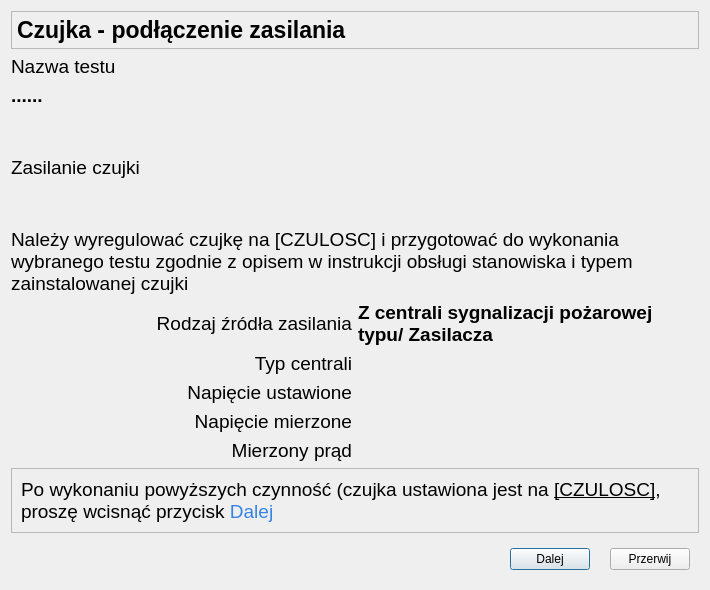
wiacekmarcin/CzujkiLiniowe, file CzujkiLinioweApp/oknozasilaniaczujki.ui: the form before one commit.
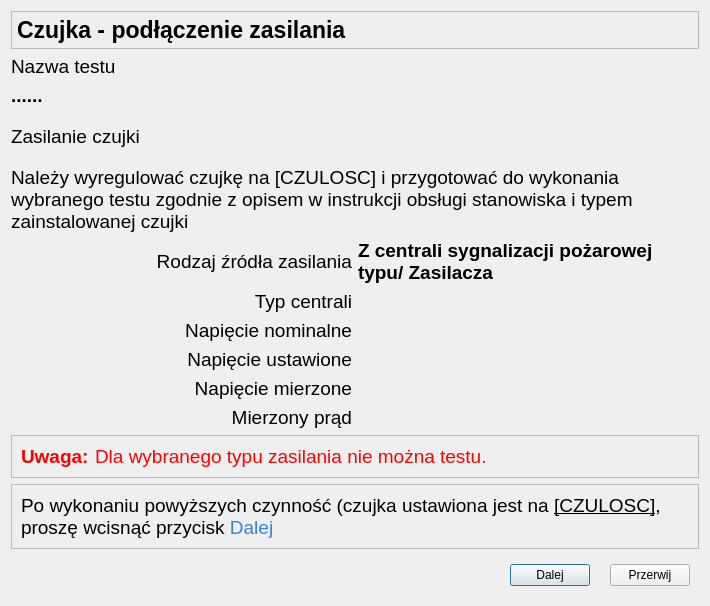
The form after the commit. Icons and pictures are not drawn.

Patch:
```diff
--- a/CzujkiLinioweApp/oknozasilaniaczujki.ui
+++ b/CzujkiLinioweApp/oknozasilaniaczujki.ui
@@ -7,39 +7,18 @@
     <x>0</x>
     <y>0</y>
     <width>710</width>
-    <height>590</height>
+    <height>606</height>
    </rect>
   </property>
   <property name="windowTitle">
    <string>Parametry Testu - zasilanie czujki</string>
   </property>
   <layout class="QGridLayout" name="gridLayout">
-   <item row="6" column="0" colspan="2">
-    <widget class="QLabel" name="info">
-     <property name="sizePolicy">
-      <sizepolicy hsizetype="MinimumExpanding" vsizetype="MinimumExpanding">
-       <horstretch>0</horstretch>
-       <verstretch>0</verstretch>
-      </sizepolicy>
-     </property>
+   <item row="11" column="1">
+    <widget class="QLabel" name="napiecieMierz">
      <property name="font">
       <font>
        <pointsize>14</pointsize>
-      </font>
-     </property>
-     <property name="text">
-      <string>Należy wyregulować czujkę na [CZULOSC] i przygotować do wykonania wybranego testu zgodnie z opisem w instrukcji obsługi stanowiska i typem zainstalowanej czujki</string>
-     </property>
-     <property name="wordWrap">
-      <bool>true</bool>
-     </property>
-    </widget>
-   </item>
-   <item row="9" column="1">
-    <widget class="QLabel" name="napiecieUst">
-     <property name="font">
-      <font>
-       <pointsize>14</pointsize>
        <bold>true</bold>
       </font>
      </property>
@@ -48,31 +27,15 @@
      </property>
     </widget>
    </item>
-   <item row="11" column="0">
-    <widget class="QLabel" name="lPradMierz">
+   <item row="4" column="0" colspan="2">
+    <widget class="QLabel" name="infoZasilanie">
      <property name="font">
       <font>
        <pointsize>14</pointsize>
       </font>
      </property>
      <property name="text">
-      <string>Mierzony prąd</string>
-     </property>
-     <property name="alignment">
-      <set>Qt::AlignRight|Qt::AlignTrailing|Qt::AlignVCenter</set>
-     </property>
-    </widget>
-   </item>
-   <item row="8" column="1">
-    <widget class="QLabel" name="typCentrali">
-     <property name="font">
-      <font>
-       <pointsize>14</pointsize>
-       <bold>true</bold>
-      </font>
-     </property>
-     <property name="text">
-      <string/>
+      <string>Zasilanie czujki</string>
      </property>
     </widget>
    </item>
@@ -91,49 +54,7 @@
      </property>
     </widget>
    </item>
-   <item row="8" column="0">
-    <widget class="QLabel" name="lTypCentrali">
-     <property name="font">
-      <font>
-       <pointsize>14</pointsize>
-      </font>
-     </property>
-     <property name="text">
-      <string>Typ centrali</string>
-     </property>
-     <property name="alignment">
-      <set>Qt::AlignRight|Qt::AlignTrailing|Qt::AlignVCenter</set>
-     </property>
-    </widget>
-   </item>
-   <item row="12" column="0" colspan="2">
-    <widget class="QFrame" name="frame_2">
-     <property name="frameShape">
-      <enum>QFrame::StyledPanel</enum>
-     </property>
-     <property name="frameShadow">
-      <enum>QFrame::Raised</enum>
-     </property>
-     <layout class="QHBoxLayout" name="horizontalLayout_2">
-      <item>
-       <widget class="QLabel" name="info2">
-        <property name="font">
-         <font>
-          <pointsize>14</pointsize>
-         </font>
-        </property>
-        <property name="text">
-         <string>&lt;html&gt;&lt;head/&gt;&lt;body&gt;&lt;p&gt;Po wykonaniu powyższych czynność (czujka ustawiona jest na &lt;span style=&quot; text-decoration: underline;&quot;&gt;[CZULOSC]&lt;/span&gt;, proszę wcisnąć przycisk&lt;span style=&quot; color:#3584e4;&quot;&gt; Dalej&lt;/span&gt;&lt;/p&gt;&lt;/body&gt;&lt;/html&gt;</string>
-        </property>
-        <property name="wordWrap">
-         <bool>true</bool>
-        </property>
-       </widget>
-      </item>
-     </layout>
-    </widget>
-   </item>
-   <item row="9" column="0">
+   <item row="10" column="0">
     <widget class="QLabel" name="lNapiecieUst">
      <property name="font">
       <font>
@@ -148,61 +69,21 @@
      </property>
     </widget>
    </item>
-   <item row="2" column="0" colspan="2">
-    <widget class="QLabel" name="testName">
+   <item row="12" column="0">
+    <widget class="QLabel" name="lPradMierz">
      <property name="font">
       <font>
        <pointsize>14</pointsize>
-       <bold>true</bold>
       </font>
      </property>
      <property name="text">
-      <string>......</string>
+      <string>Mierzony prąd</string>
      </property>
-    </widget>
-   </item>
-   <item row="7" column="1">
-    <widget class="QLabel" name="rodzajZasilania">
-     <property name="font">
-      <font>
-       <pointsize>14</pointsize>
-       <bold>true</bold>
-      </font>
+     <property name="alignment">
+      <set>Qt::AlignRight|Qt::AlignTrailing|Qt::AlignVCenter</set>
      </property>
-     <property name="text">
-      <string>Z centrali sygnalizacji pożarowej typu/ Zasilacza </string>
-     </property>
-     <property name="wordWrap">
-      <bool>true</bool>
-     </property>
     </widget>
    </item>
-   <item row="11" column="1">
-    <widget class="QLabel" name="pradMierz">
-     <property name="font">
-      <font>
-       <pointsize>14</pointsize>
-       <bold>true</bold>
-      </font>
-     </property>
-     <property name="text">
-      <string/>
-     </property>
-    </widget>
-   </item>
-   <item row="3" column="0">
-    <spacer name="verticalSpacer">
-     <property name="orientation">
-      <enum>Qt::Vertical</enum>
-     </property>
-     <property name="sizeHint" stdset="0">
-      <size>
-       <width>20</width>
-       <height>40</height>
-      </size>
-     </property>
-    </spacer>
-   </item>
    <item row="0" column="0" colspan="2">
     <widget class="QFrame" name="frame">
      <property name="maximumSize">
@@ -252,7 +133,224 @@
      </layout>
     </widget>
    </item>
+   <item row="6" column="0" colspan="2">
+    <widget class="QLabel" name="info">
+     <property name="sizePolicy">
+      <sizepolicy hsizetype="MinimumExpanding" vsizetype="MinimumExpanding">
+       <horstretch>0</horstretch>
+       <verstretch>0</verstretch>
+      </sizepolicy>
+     </property>
+     <property name="font">
+      <font>
+       <pointsize>14</pointsize>
+      </font>
+     </property>
+     <property name="text">
+      <string>Należy wyregulować czujkę na [CZULOSC] i przygotować do wykonania wybranego testu zgodnie z opisem w instrukcji obsługi stanowiska i typem zainstalowanej czujki</string>
+     </property>
+     <property name="wordWrap">
+      <bool>true</bool>
+     </property>
+    </widget>
+   </item>
+   <item row="8" column="0">
+    <widget class="QLabel" name="lTypCentrali">
+     <property name="font">
+      <font>
+       <pointsize>14</pointsize>
+      </font>
+     </property>
+     <property name="text">
+      <string>Typ centrali</string>
+     </property>
+     <property name="alignment">
+      <set>Qt::AlignRight|Qt::AlignTrailing|Qt::AlignVCenter</set>
+     </property>
+    </widget>
+   </item>
    <item row="13" column="0" colspan="2">
+    <widget class="QFrame" name="frame_errorzasilanie">
+     <property name="frameShape">
+      <enum>QFrame::StyledPanel</enum>
+     </property>
+     <property name="frameShadow">
+      <enum>QFrame::Raised</enum>
+     </property>
+     <layout class="QHBoxLayout" name="horizontalLayout_4">
+      <item>
+       <widget class="QLabel" name="label">
+        <property name="font">
+         <font>
+          <pointsize>14</pointsize>
+          <bold>true</bold>
+         </font>
+        </property>
+        <property name="styleSheet">
+         <string notr="true">color:red</string>
+        </property>
+        <property name="text">
+         <string>Uwaga:</string>
+        </property>
+       </widget>
+      </item>
+      <item>
+       <widget class="QLabel" name="label_2">
+        <property name="font">
+         <font>
+          <pointsize>14</pointsize>
+         </font>
+        </property>
+        <property name="styleSheet">
+         <string notr="true">color:red</string>
+        </property>
+        <property name="text">
+         <string>Dla wybranego typu zasilania nie można testu.</string>
+        </property>
+       </widget>
+      </item>
+      <item>
+       <spacer name="horizontalSpacer_2">
+        <property name="orientation">
+         <enum>Qt::Horizontal</enum>
+        </property>
+        <property name="sizeHint" stdset="0">
+         <size>
+          <width>40</width>
+          <height>20</height>
+         </size>
+        </property>
+       </spacer>
+      </item>
+     </layout>
+    </widget>
+   </item>
+   <item row="14" column="0" colspan="2">
+    <widget class="QFrame" name="frame_2">
+     <property name="frameShape">
+      <enum>QFrame::StyledPanel</enum>
+     </property>
+     <property name="frameShadow">
+      <enum>QFrame::Raised</enum>
+     </property>
+     <layout class="QHBoxLayout" name="horizontalLayout_2">
+      <item>
+       <widget class="QLabel" name="info2">
+        <property name="font">
+         <font>
+          <pointsize>14</pointsize>
+         </font>
+        </property>
+        <property name="text">
+         <string>&lt;html&gt;&lt;head/&gt;&lt;body&gt;&lt;p&gt;Po wykonaniu powyższych czynność (czujka ustawiona jest na &lt;span style=&quot; text-decoration: underline;&quot;&gt;[CZULOSC]&lt;/span&gt;, proszę wcisnąć przycisk&lt;span style=&quot; color:#3584e4;&quot;&gt; Dalej&lt;/span&gt;&lt;/p&gt;&lt;/body&gt;&lt;/html&gt;</string>
+        </property>
+        <property name="wordWrap">
+         <bool>true</bool>
+        </property>
+       </widget>
+      </item>
+     </layout>
+    </widget>
+   </item>
+   <item row="11" column="0">
+    <widget class="QLabel" name="lNapiecieMierz">
+     <property name="font">
+      <font>
+       <pointsize>14</pointsize>
+      </font>
+     </property>
+     <property name="text">
+      <string>Napięcie mierzone</string>
+     </property>
+     <property name="alignment">
+      <set>Qt::AlignRight|Qt::AlignTrailing|Qt::AlignVCenter</set>
+     </property>
+    </widget>
+   </item>
+   <item row="5" column="0">
+    <spacer name="verticalSpacer_2">
+     <property name="orientation">
+      <enum>Qt::Vertical</enum>
+     </property>
+     <property name="sizeHint" stdset="0">
+      <size>
+       <width>20</width>
+       <height>40</height>
+      </size>
+     </property>
+    </spacer>
+   </item>
+   <item row="10" column="1">
+    <widget class="QLabel" name="napiecieUst">
+     <property name="font">
+      <font>
+       <pointsize>14</pointsize>
+       <bold>true</bold>
+      </font>
+     </property>
+     <property name="text">
+      <string/>
+     </property>
+    </widget>
+   </item>
+   <item row="12" column="1">
+    <widget class="QLabel" name="pradMierz">
+     <property name="font">
+      <font>
+       <pointsize>14</pointsize>
+       <bold>true</bold>
+      </font>
+     </property>
+     <property name="text">
+      <string/>
+     </property>
+    </widget>
+   </item>
+   <item row="7" column="1">
+    <widget class="QLabel" name="rodzajZasilania">
+     <property name="font">
+      <font>
+       <pointsize>14</pointsize>
+       <bold>true</bold>
+      </font>
+     </property>
+     <property name="text">
+      <string>Z centrali sygnalizacji pożarowej typu/ Zasilacza </string>
+     </property>
+     <property name="wordWrap">
+      <bool>true</bool>
+     </property>
+    </widget>
+   </item>
+   <item row="7" column="0">
+    <widget class="QLabel" name="lrodzaj">
+     <property name="font">
+      <font>
+       <pointsize>14</pointsize>
+      </font>
+     </property>
+     <property name="text">
+      <string>Rodzaj źródła zasilania</string>
+     </property>
+     <property name="alignment">
+      <set>Qt::AlignRight|Qt::AlignTrailing|Qt::AlignVCenter</set>
+     </property>
+    </widget>
+   </item>
+   <item row="3" column="0">
+    <spacer name="verticalSpacer">
+     <property name="orientation">
+      <enum>Qt::Vertical</enum>
+     </property>
+     <property name="sizeHint" stdset="0">
+      <size>
+       <width>20</width>
+       <height>40</height>
+      </size>
+     </property>
+    </spacer>
+   </item>
+   <item row="15" column="0" colspan="2">
     <widget class="QWidget" name="widget" native="true">
      <layout class="QHBoxLayout" name="horizontalLayout_3">
       <property name="spacing">
@@ -296,74 +394,60 @@
      </layout>
     </widget>
    </item>
-   <item row="7" column="0">
-    <widget class="QLabel" name="lrodzaj">
+   <item row="8" column="1">
+    <widget class="QLabel" name="typCentrali">
      <property name="font">
       <font>
        <pointsize>14</pointsize>
+       <bold>true</bold>
       </font>
      </property>
      <property name="text">
-      <string>Rodzaj źródła zasilania</string>
+      <string/>
      </property>
-     <property name="alignment">
-      <set>Qt::AlignRight|Qt::AlignTrailing|Qt::AlignVCenter</set>
-     </property>
     </widget>
    </item>
-   <item row="10" column="0">
-    <widget class="QLabel" name="lNapiecieMierz">
+   <item row="2" column="0" colspan="2">
+    <widget class="QLabel" name="testName">
      <property name="font">
       <font>
        <pointsize>14</pointsize>
+       <bold>true</bold>
       </font>
      </property>
      <property name="text">
-      <string>Napięcie mierzone</string>
+      <string>......</string>
      </property>
-     <property name="alignment">
-      <set>Qt::AlignRight|Qt::AlignTrailing|Qt::AlignVCenter</set>
-     </property>
     </widget>
    </item>
-   <item row="10" column="1">
-    <widget class="QLabel" name="napiecieMierz">
+   <item row="9" column="0">
+    <widget class="QLabel" name="enomVoltege">
      <property name="font">
       <font>
        <pointsize>14</pointsize>
-       <bold>true</bold>
       </font>
      </property>
      <property name="text">
-      <string/>
+      <string>Napięcie nominalne</string>
      </property>
+     <property name="alignment">
+      <set>Qt::AlignRight|Qt::AlignTrailing|Qt::AlignVCenter</set>
+     </property>
     </widget>
    </item>
-   <item row="4" column="0" colspan="2">
-    <widget class="QLabel" name="infoZasilanie">
+   <item row="9" column="1">
+    <widget class="QLabel" name="nominalVolt">
      <property name="font">
       <font>
        <pointsize>14</pointsize>
+       <bold>true</bold>
       </font>
      </property>
      <property name="text">
-      <string>Zasilanie czujki</string>
+      <string/>
      </property>
     </widget>
    </item>
-   <item row="5" column="0">
-    <spacer name="verticalSpacer_2">
-     <property name="orientation">
-      <enum>Qt::Vertical</enum>
-     </property>
-     <property name="sizeHint" stdset="0">
-      <size>
-       <width>20</width>
-       <height>40</height>
-      </size>
-     </property>
-    </spacer>
-   </item>
   </layout>
  </widget>
  <resources/>
```
